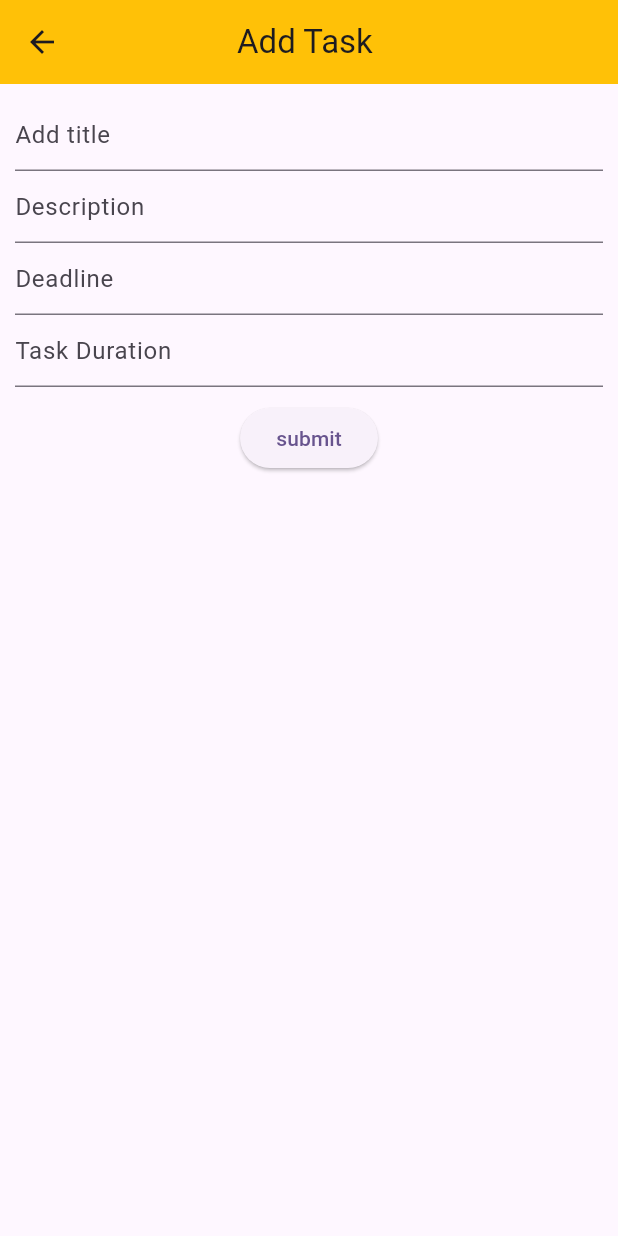
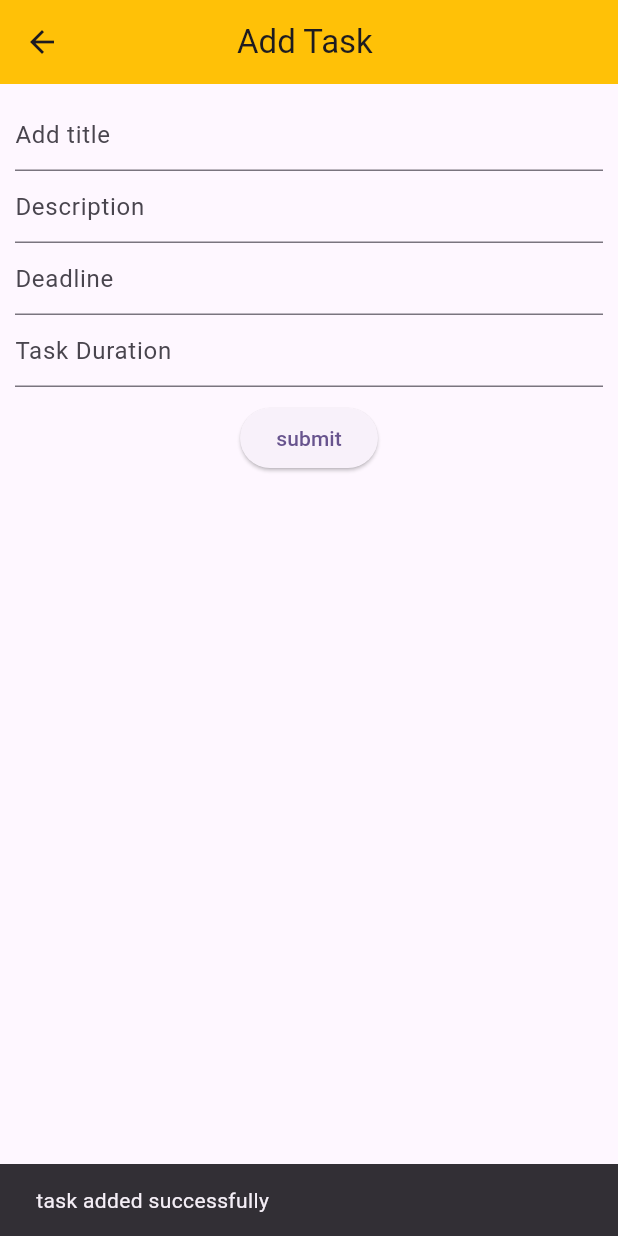
Before and after one commit to Pankaj500/cipherx, a Flutter app: the AddTask screen opened directly, after a tap on "submit", on a phone screen of 412 x 824 dp. Run offline on Flutter 3.47's test engine with Material 3 defaults, Android fonts, the phone set to English and light mode, and no system bars; our stand-ins replace cloud_firestore, firebase_auth, firebase_core, flutter_riverpod, random_string; accounts and stored records are empty.

```diff
--- a/lib/firebase/add_task.dart
+++ b/lib/firebase/add_task.dart
@@ -64,9 +64,12 @@ class _AddTaskState extends State<AddTask> {
                     'status': false,
                     'id': id,
                   };
-                  await DatabaseMedthod().addtask(taskinfo, id);
+                  await DatabaseMedthod().addtask(taskinfo, id).then((value) {
+                    ScaffoldMessenger.of(context).showSnackBar(const SnackBar(
+                        content: Text('task added successfully')));
+                  });
                 },
-                child: Text('submit')),
+                child: const Text('submit')),
           ],
         ),
       ),
```
Also changed, not shown: 1 other file.
